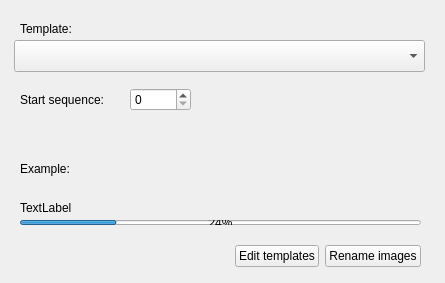
This is Dialogs/renamefiledlg.ui in towhee/Winnow64 as Qt 5 draws it before an edit. The edited form follows.
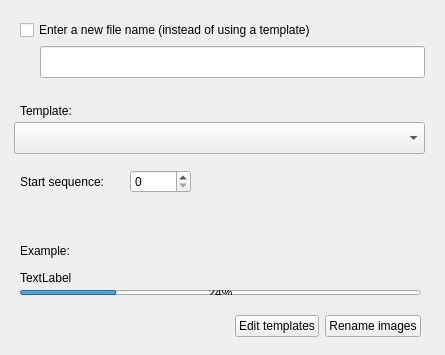
This is the edited form.

What changed in the file:
```diff
--- a/Dialogs/renamefiledlg.ui
+++ b/Dialogs/renamefiledlg.ui
@@ -7,7 +7,7 @@
     <x>0</x>
     <y>0</y>
     <width>445</width>
-    <height>283</height>
+    <height>355</height>
    </rect>
   </property>
   <property name="sizePolicy">
@@ -19,23 +19,51 @@
   <property name="minimumSize">
    <size>
     <width>445</width>
-    <height>188</height>
+    <height>260</height>
    </size>
   </property>
   <property name="maximumSize">
    <size>
     <width>445</width>
-    <height>300</height>
+    <height>380</height>
    </size>
   </property>
   <property name="windowTitle">
    <string>Rename Images</string>
   </property>
+  <widget class="QCheckBox" name="useManualRenameChk">
+   <property name="geometry">
+    <rect>
+     <x>20</x>
+     <y>18</y>
+     <width>401</width>
+     <height>24</height>
+    </rect>
+   </property>
+   <property name="text">
+    <string>Enter a new file name (instead of using a template)</string>
+   </property>
+  </widget>
+  <widget class="QLineEdit" name="manualRenameEdit">
+   <property name="geometry">
+    <rect>
+     <x>40</x>
+     <y>46</y>
+     <width>385</width>
+     <height>32</height>
+    </rect>
+   </property>
+   <property name="font">
+    <font>
+     <pointsize>14</pointsize>
+    </font>
+   </property>
+  </widget>
   <widget class="QWidget" name="layoutWidget">
    <property name="geometry">
     <rect>
      <x>20</x>
-     <y>240</y>
+     <y>310</y>
      <width>401</width>
      <height>32</height>
     </rect>
@@ -86,7 +114,7 @@
    <property name="geometry">
     <rect>
      <x>20</x>
-     <y>18</y>
+     <y>100</y>
      <width>71</width>
      <height>21</height>
     </rect>
@@ -99,7 +127,7 @@
    <property name="geometry">
     <rect>
      <x>14</x>
-     <y>40</y>
+     <y>122</y>
      <width>411</width>
      <height>32</height>
     </rect>
@@ -118,7 +146,7 @@
    <property name="geometry">
     <rect>
      <x>20</x>
-     <y>110</y>
+     <y>192</y>
      <width>401</width>
      <height>25</height>
     </rect>
@@ -146,7 +174,7 @@
    <property name="geometry">
     <rect>
      <x>20</x>
-     <y>220</y>
+     <y>290</y>
      <width>401</width>
      <height>5</height>
     </rect>
@@ -159,7 +187,7 @@
    <property name="geometry">
     <rect>
      <x>20</x>
-     <y>200</y>
+     <y>270</y>
      <width>401</width>
      <height>16</height>
     </rect>
@@ -172,7 +200,7 @@
    <property name="geometry">
     <rect>
      <x>20</x>
-     <y>88</y>
+     <y>170</y>
      <width>171</width>
      <height>23</height>
     </rect>
@@ -211,7 +239,7 @@
    <property name="geometry">
     <rect>
      <x>20</x>
-     <y>158</y>
+     <y>240</y>
      <width>401</width>
      <height>22</height>
     </rect>
```
